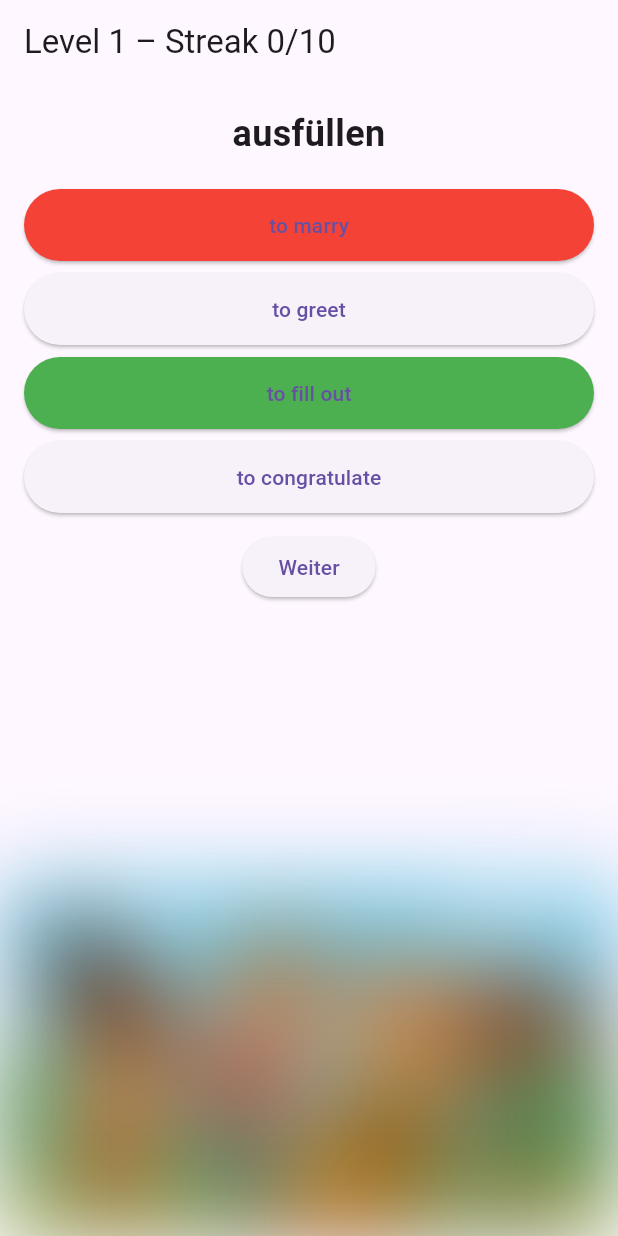
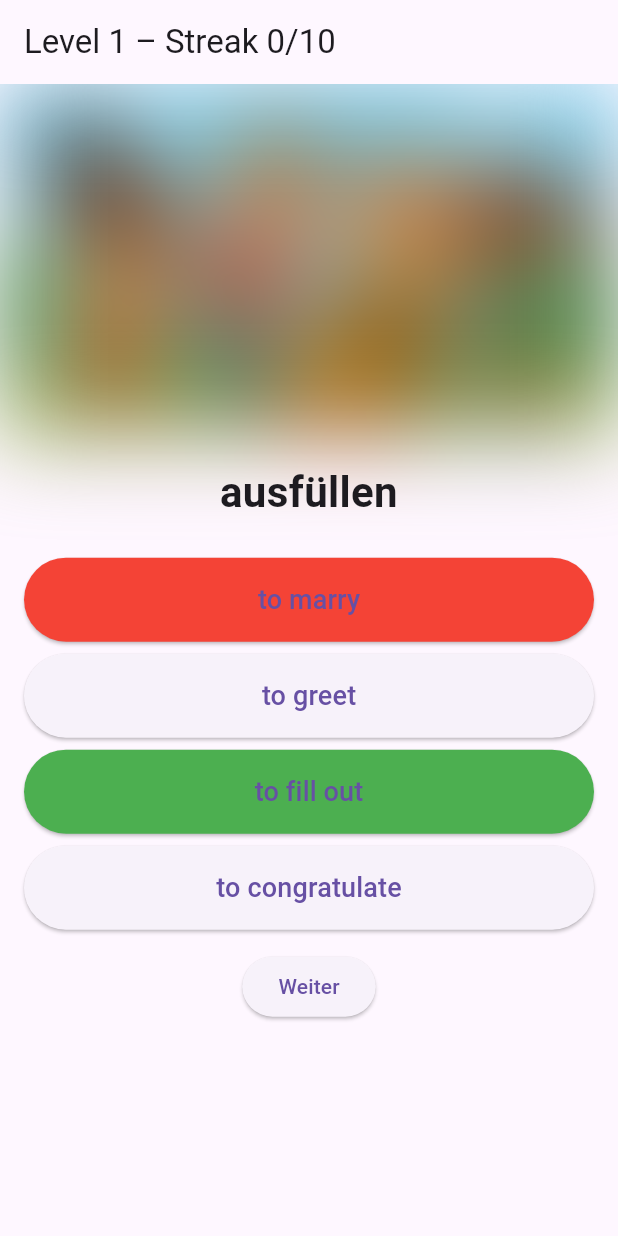
Before and after one commit to MartinRiesa/projects, a Flutter app: the QuestionScreen screen opened directly with empty values, after a tap on an icon or button, on a phone screen of 412 x 824 dp. Run offline on Flutter 3.47's test engine with Material 3 defaults, Android fonts, the phone set to English and light mode, and no system bars.

Commit message:
Update question_screen.dart
Bild jetzt oben, Abfrage unten. Lesbarkeit der Vokabelabfrage verbessert.

```diff
--- a/vokabeltrainer_app/lib/ui/question_screen.dart
+++ b/vokabeltrainer_app/lib/ui/question_screen.dart
@@ -22,7 +22,7 @@ class _QuestionScreenState extends State<QuestionScreen> {
   final LevelManager _manager = LevelManager();
   late Question _question;
 
-  bool _awaitingContinue = false;   // nur nach falscher Antwort
+  bool _awaitingContinue = false;
   int? _wrongIndex;
 
   // Blur-Werte
@@ -35,52 +35,51 @@ class _QuestionScreenState extends State<QuestionScreen> {
   void initState() {
     super.initState();
 
-    // Callbacks aus dem Algorithmus
-    _manager.onWrong  = () => setState(() => _blur = _maxBlur);
+    _manager.onWrong = () => setState(() => _blur = _maxBlur);
     _manager.onLevelUp = () {
       setState(() {
-        _blur       = _maxBlur;
+        _blur = _maxBlur;
         _levelImage = AssetImage('assets/images/${_manager.level}.jpg');
       });
     };
 
-    _initFirstQuestion();
+    _loadFirst();
   }
 
-  Future<void> _initFirstQuestion() async {
+  Future<void> _loadFirst() async {
     await _manager.init();
     _levelImage = AssetImage('assets/images/${_manager.level}.jpg');
     setState(() => _question = _manager.nextQuestion());
   }
 
   void _handleAnswer(int idx) {
-    if (_awaitingContinue) return;              // Doppel-Klick-Schutz
+    if (_awaitingContinue) return;
 
-    final isCorrect = _manager.answer(_question, idx);
+    final correct = _manager.answer(_question, idx);
 
-    if (isCorrect) {
-      // Sofort weiter: Blur anpassen & neue Frage holen
+    if (correct) {
+      // Direkt weiter
       setState(() {
         _blur = _maxBlur * (1 - (_manager.streak / LevelManager.levelGoal));
-        _question      = _manager.nextQuestion();
-        _wrongIndex    = null;
-        _awaitingContinue = false;              // bleibt false
+        _question = _manager.nextQuestion();
+        _wrongIndex = null;
+        _awaitingContinue = false;
       });
     } else {
-      // Falsch: Antwort einfärben und „Weiter“-Button anzeigen
+      // Falsch: Button einfärben, „Weiter“ zeigen
       setState(() {
-        _wrongIndex       = idx;
+        _wrongIndex = idx;
         _awaitingContinue = true;
       });
     }
   }
 
-  void _nextQuestionAfterWrong() {
+  void _nextAfterWrong() {
     setState(() {
       _blur = _maxBlur * (1 - (_manager.streak / LevelManager.levelGoal));
-      _question          = _manager.nextQuestion();
-      _wrongIndex        = null;
-      _awaitingContinue  = false;
+      _question = _manager.nextQuestion();
+      _wrongIndex = null;
+      _awaitingContinue = false;
     });
   }
 
@@ -94,24 +93,39 @@ class _QuestionScreenState extends State<QuestionScreen> {
 
     return Scaffold(
       appBar: AppBar(
-        title: Text('Level ${_manager.level} – Streak ${_manager.streak}/${LevelManager.levelGoal}'),
+        title: Text(
+          'Level ${_manager.level} – Streak ${_manager.streak}/${LevelManager.levelGoal}',
+        ),
       ),
       body: SafeArea(
         child: Column(
           children: [
-            // ── (1) Prompt ───────────────────────────────────────────
-            Padding(
-              padding: const EdgeInsets.all(16),
-              child: Text(
-                _question.prompt,                         // nur das Wort!
-                textAlign: TextAlign.center,
-                style: const TextStyle(fontSize: 24, fontWeight: FontWeight.bold),
+            // ── (1) Bild oben ────────────────────────────────────────
+            AspectRatio(
+              aspectRatio: 16 / 9,
+              child: ImageFiltered(
+                imageFilter: ImageFilter.blur(sigmaX: _blur, sigmaY: _blur),
+                child: Image(
+                  image: _levelImage!,
+                  fit: BoxFit.cover,
+                  alignment: Alignment.topCenter,
+                ),
               ),
             ),
 
-            // ── (2) Antwort-Buttons ────────────────────────────────
+            // ── (2) Vokabel-Prompt ───────────────────────────────────
+            Padding(
+              padding: const EdgeInsets.all(20),
+              child: Text(
+                _question.prompt,
+                textAlign: TextAlign.center,
+                style: const TextStyle(fontSize: 28, fontWeight: FontWeight.bold),
+              ),
+            ),
+
+            // ── (3) Antwort-Buttons ─────────────────────────────────
             ..._question.options.asMap().entries.map((e) {
-              final i   = e.key;
+              final i = e.key;
               final txt = e.value;
 
               Color? bg;
@@ -125,38 +139,26 @@ class _QuestionScreenState extends State<QuestionScreen> {
                 child: ElevatedButton(
                   style: ElevatedButton.styleFrom(
                     backgroundColor: bg,
-                    minimumSize: const Size.fromHeight(48),
+                    minimumSize: const Size.fromHeight(56),
                   ),
                   onPressed: () => _handleAnswer(i),
-                  child: Text(txt),
+                  child: Text(
+                    txt,
+                    style: const TextStyle(fontSize: 18),
+                  ),
                 ),
               );
             }),
 
-            // ── (3) „Weiter“ nur nach falscher Antwort ─────────────
+            // ── (4) „Weiter“-Button nur bei falscher Antwort ─────────
             if (_awaitingContinue)
               Padding(
-                padding: const EdgeInsets.symmetric(vertical: 8),
+                padding: const EdgeInsets.symmetric(vertical: 10),
                 child: ElevatedButton(
-                  onPressed: _nextQuestionAfterWrong,
+                  onPressed: _nextAfterWrong,
                   child: const Text('Weiter'),
                 ),
               ),
-
-            const Spacer(),
-
-            // ── (4) Bild unten, feste 16:9-Box ─────────────────────
-            AspectRatio(
-              aspectRatio: 16 / 9,
-              child: ImageFiltered(
-                imageFilter: ImageFilter.blur(sigmaX: _blur, sigmaY: _blur),
-                child: Image(
-                  image: _levelImage!,
-                  fit: BoxFit.cover,
-                  alignment: Alignment.topCenter,
-                ),
-              ),
-            ),
           ],
         ),
       ),
```
